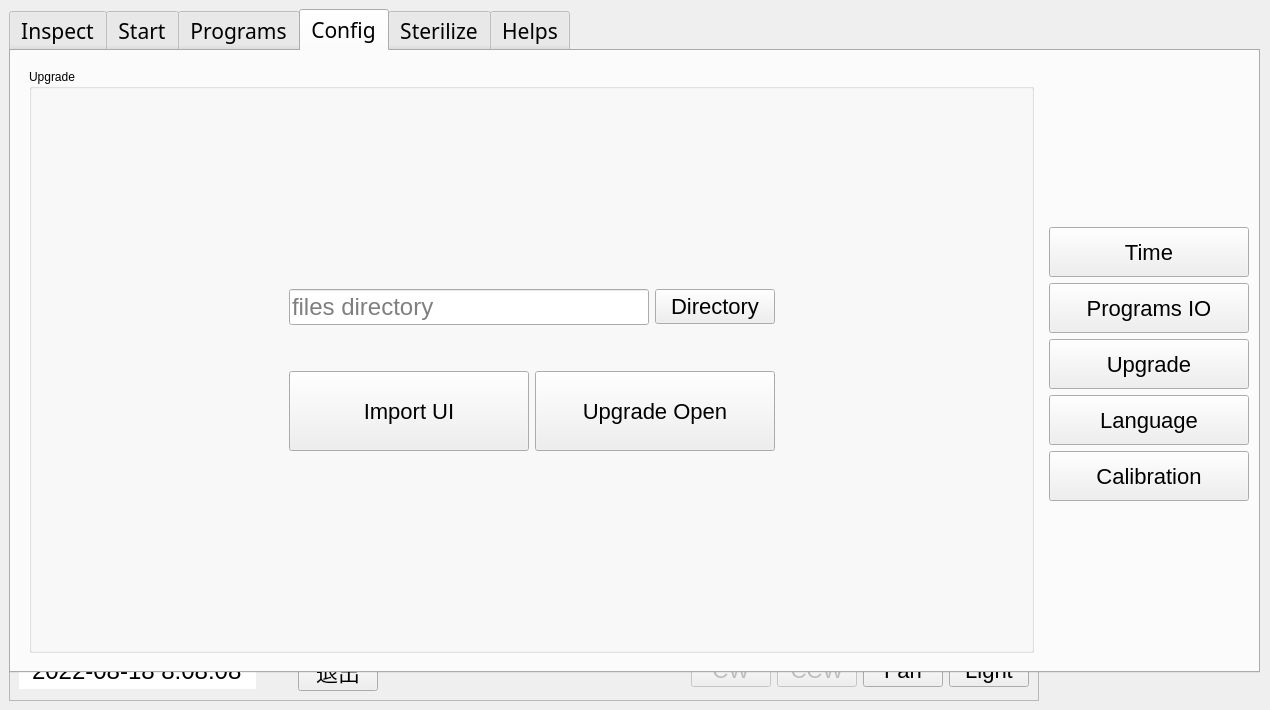
First picture: the form in domains/ui/designer/main.ui, repository addingding/Extractor, before the edit.
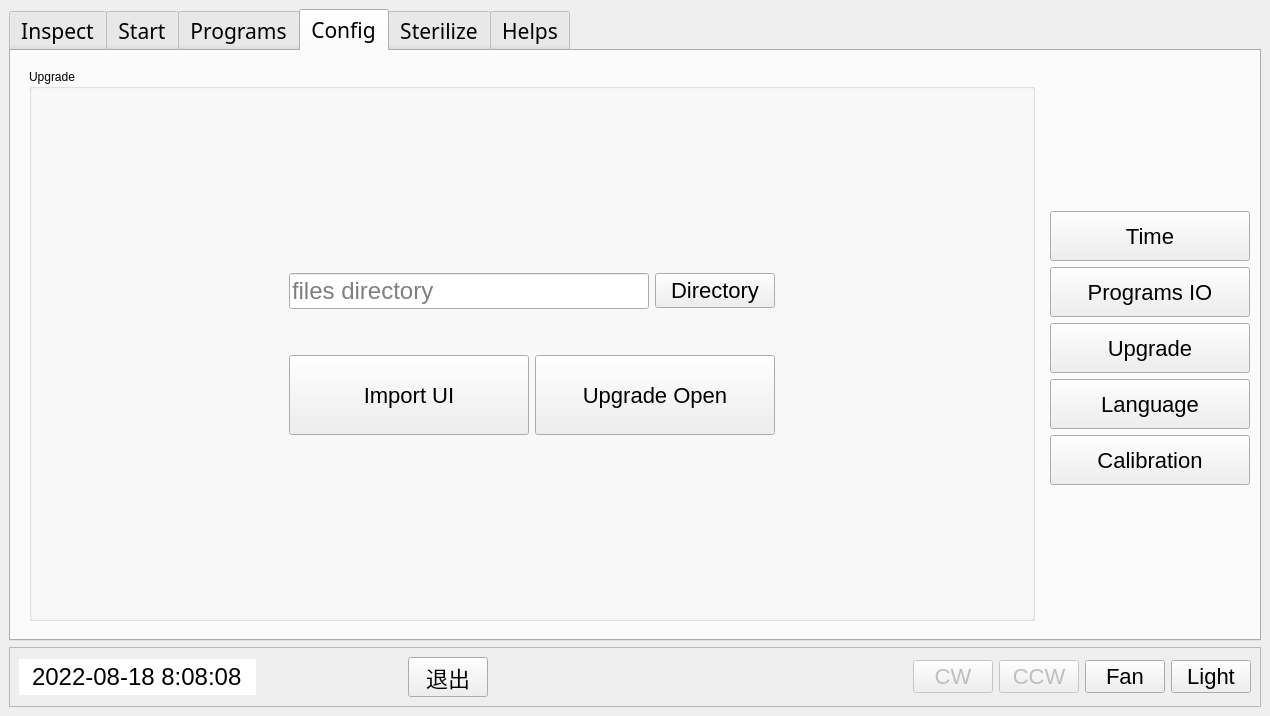
Second picture: the form after the edit.

Commit message: fix: button window logic

```diff
--- a/domains/ui/designer/main.ui
+++ b/domains/ui/designer/main.ui
@@ -32,239 +32,9 @@
    <bool>false</bool>
   </property>
   <widget class="QWidget" name="centralwidget">
-   <widget class="QFrame" name="frame">
-    <property name="geometry">
-     <rect>
-      <x>9</x>
-      <y>641</y>
-      <width>1030</width>
-      <height>60</height>
-     </rect>
-    </property>
-    <property name="sizePolicy">
-     <sizepolicy hsizetype="Preferred" vsizetype="Minimum">
-      <horstretch>0</horstretch>
-      <verstretch>0</verstretch>
-     </sizepolicy>
-    </property>
-    <property name="minimumSize">
-     <size>
-      <width>960</width>
-      <height>60</height>
-     </size>
-    </property>
-    <property name="font">
-     <font>
-      <family>Arial</family>
-      <pointsize>12</pointsize>
-     </font>
-    </property>
-    <property name="styleSheet">
-     <string notr="true">QPushButton{font:22px;}</string>
-    </property>
-    <property name="frameShape">
-     <enum>QFrame::StyledPanel</enum>
-    </property>
-    <property name="frameShadow">
-     <enum>QFrame::Raised</enum>
-    </property>
-    <layout class="QHBoxLayout" name="horizontalLayout">
-     <item>
-      <widget class="QDateTimeEdit" name="dateTimeEdit">
-       <property name="sizePolicy">
-        <sizepolicy hsizetype="Preferred" vsizetype="Fixed">
-         <horstretch>0</horstretch>
-         <verstretch>0</verstretch>
-        </sizepolicy>
-       </property>
-       <property name="font">
-        <font>
-         <family>Arial</family>
-         <pointsize>18</pointsize>
-         <kerning>false</kerning>
-        </font>
-       </property>
-       <property name="autoFillBackground">
-        <bool>false</bool>
-       </property>
-       <property name="styleSheet">
-        <string notr="true"/>
-       </property>
-       <property name="wrapping">
-        <bool>false</bool>
-       </property>
-       <property name="frame">
-        <bool>false</bool>
-       </property>
-       <property name="alignment">
-        <set>Qt::AlignCenter</set>
-       </property>
-       <property name="readOnly">
-        <bool>true</bool>
-       </property>
-       <property name="buttonSymbols">
-        <enum>QAbstractSpinBox::NoButtons</enum>
-       </property>
-       <property name="specialValueText">
-        <string notr="true"/>
-       </property>
-       <property name="accelerated">
-        <bool>false</bool>
-       </property>
-       <property name="keyboardTracking">
-        <bool>false</bool>
-       </property>
-       <property name="showGroupSeparator" stdset="0">
-        <bool>false</bool>
-       </property>
-       <property name="dateTime">
-        <datetime>
-         <hour>8</hour>
-         <minute>8</minute>
-         <second>8</second>
-         <year>2022</year>
-         <month>8</month>
-         <day>18</day>
-        </datetime>
-       </property>
-       <property name="currentSection">
-        <enum>QDateTimeEdit::YearSection</enum>
-       </property>
-       <property name="displayFormat">
-        <string notr="true">yyyy-MM-dd H:mm:ss</string>
-       </property>
-       <property name="currentSectionIndex">
-        <number>0</number>
-       </property>
-      </widget>
-     </item>
-     <item>
-      <spacer name="horizontalSpacer_5">
-       <property name="orientation">
-        <enum>Qt::Horizontal</enum>
-       </property>
-       <property name="sizeHint" stdset="0">
-        <size>
-         <width>40</width>
-         <height>20</height>
-        </size>
-       </property>
-      </spacer>
-     </item>
-     <item>
-      <widget class="QPushButton" name="pushButton">
-       <property name="sizePolicy">
-        <sizepolicy hsizetype="Preferred" vsizetype="Fixed">
-         <horstretch>0</horstretch>
-         <verstretch>0</verstretch>
-        </sizepolicy>
-       </property>
-       <property name="text">
-        <string>退出</string>
-       </property>
-      </widget>
-     </item>
-     <item>
-      <spacer name="horizontalSpacer_6">
-       <property name="orientation">
-        <enum>Qt::Horizontal</enum>
-       </property>
-       <property name="sizeHint" stdset="0">
-        <size>
-         <width>40</width>
-         <height>20</height>
-        </size>
-       </property>
-      </spacer>
-     </item>
-     <item>
-      <spacer name="horizontalSpacer">
-       <property name="orientation">
-        <enum>Qt::Horizontal</enum>
-       </property>
-       <property name="sizeHint" stdset="0">
-        <size>
-         <width>274</width>
-         <height>20</height>
-        </size>
-       </property>
-      </spacer>
-     </item>
-     <item>
-      <widget class="QPushButton" name="pushButton_2">
-       <property name="enabled">
-        <bool>false</bool>
-       </property>
-       <property name="sizePolicy">
-        <sizepolicy hsizetype="Preferred" vsizetype="Fixed">
-         <horstretch>0</horstretch>
-         <verstretch>0</verstretch>
-        </sizepolicy>
-       </property>
-       <property name="text">
-        <string>CW</string>
-       </property>
-      </widget>
-     </item>
-     <item>
-      <widget class="QPushButton" name="pushButton_3">
-       <property name="enabled">
-        <bool>false</bool>
-       </property>
-       <property name="sizePolicy">
-        <sizepolicy hsizetype="Preferred" vsizetype="Fixed">
-         <horstretch>0</horstretch>
-         <verstretch>0</verstretch>
-        </sizepolicy>
-       </property>
-       <property name="text">
-        <string>CCW</string>
-       </property>
-      </widget>
-     </item>
-     <item>
-      <widget class="QPushButton" name="pushButton_4">
-       <property name="sizePolicy">
-        <sizepolicy hsizetype="Preferred" vsizetype="Fixed">
-         <horstretch>0</horstretch>
-         <verstretch>0</verstretch>
-        </sizepolicy>
-       </property>
-       <property name="text">
-        <string>Fan</string>
-       </property>
-       <property name="checkable">
-        <bool>true</bool>
-       </property>
-      </widget>
-     </item>
-     <item>
-      <widget class="QPushButton" name="pushButton_5">
-       <property name="sizePolicy">
-        <sizepolicy hsizetype="Preferred" vsizetype="Fixed">
-         <horstretch>0</horstretch>
-         <verstretch>0</verstretch>
-        </sizepolicy>
-       </property>
-       <property name="text">
-        <string>Light</string>
-       </property>
-       <property name="checkable">
-        <bool>true</bool>
-       </property>
-      </widget>
-     </item>
-    </layout>
-   </widget>
+   <layout class="QGridLayout" name="gridLayout_21">
+    <item row="0" column="0">
    <widget class="QTabWidget" name="tabWidget">
-    <property name="geometry">
-     <rect>
-      <x>9</x>
-      <y>9</y>
-      <width>1251</width>
-      <height>664</height>
-     </rect>
-    </property>
     <property name="sizePolicy">
      <sizepolicy hsizetype="Expanding" vsizetype="Expanding">
       <horstretch>0</horstretch>
@@ -2095,7 +1865,7 @@
                <property name="sizeHint" stdset="0">
                 <size>
                  <width>20</width>
-                 <height>189</height>
+                   <height>170</height>
                 </size>
                </property>
               </spacer>
@@ -2107,7 +1877,7 @@
                </property>
                <property name="sizeHint" stdset="0">
                 <size>
-                 <width>239</width>
+                   <width>240</width>
                  <height>20</height>
                 </size>
                </property>
@@ -2229,7 +1999,7 @@
                <property name="sizeHint" stdset="0">
                 <size>
                  <width>20</width>
-                 <height>188</height>
+                   <height>169</height>
                 </size>
                </property>
               </spacer>
@@ -3167,6 +2937,226 @@
      </layout>
     </widget>
    </widget>
+    </item>
+    <item row="1" column="0">
+     <widget class="QFrame" name="frame">
+      <property name="sizePolicy">
+       <sizepolicy hsizetype="Preferred" vsizetype="Minimum">
+        <horstretch>0</horstretch>
+        <verstretch>0</verstretch>
+       </sizepolicy>
+      </property>
+      <property name="minimumSize">
+       <size>
+        <width>960</width>
+        <height>60</height>
+       </size>
+      </property>
+      <property name="font">
+       <font>
+        <family>Arial</family>
+        <pointsize>12</pointsize>
+       </font>
+      </property>
+      <property name="styleSheet">
+       <string notr="true">QPushButton{font:22px;}</string>
+      </property>
+      <property name="frameShape">
+       <enum>QFrame::StyledPanel</enum>
+      </property>
+      <property name="frameShadow">
+       <enum>QFrame::Raised</enum>
+      </property>
+      <layout class="QHBoxLayout" name="horizontalLayout">
+       <item>
+        <widget class="QDateTimeEdit" name="dateTimeEdit">
+         <property name="sizePolicy">
+          <sizepolicy hsizetype="Preferred" vsizetype="Fixed">
+           <horstretch>0</horstretch>
+           <verstretch>0</verstretch>
+          </sizepolicy>
+         </property>
+         <property name="font">
+          <font>
+           <family>Arial</family>
+           <pointsize>18</pointsize>
+           <kerning>false</kerning>
+          </font>
+         </property>
+         <property name="autoFillBackground">
+          <bool>false</bool>
+         </property>
+         <property name="styleSheet">
+          <string notr="true"/>
+         </property>
+         <property name="wrapping">
+          <bool>false</bool>
+         </property>
+         <property name="frame">
+          <bool>false</bool>
+         </property>
+         <property name="alignment">
+          <set>Qt::AlignCenter</set>
+         </property>
+         <property name="readOnly">
+          <bool>true</bool>
+         </property>
+         <property name="buttonSymbols">
+          <enum>QAbstractSpinBox::NoButtons</enum>
+         </property>
+         <property name="specialValueText">
+          <string notr="true"/>
+         </property>
+         <property name="accelerated">
+          <bool>false</bool>
+         </property>
+         <property name="keyboardTracking">
+          <bool>false</bool>
+         </property>
+         <property name="showGroupSeparator" stdset="0">
+          <bool>false</bool>
+         </property>
+         <property name="dateTime">
+          <datetime>
+           <hour>8</hour>
+           <minute>8</minute>
+           <second>8</second>
+           <year>2022</year>
+           <month>8</month>
+           <day>18</day>
+          </datetime>
+         </property>
+         <property name="currentSection">
+          <enum>QDateTimeEdit::YearSection</enum>
+         </property>
+         <property name="displayFormat">
+          <string notr="true">yyyy-MM-dd H:mm:ss</string>
+         </property>
+         <property name="currentSectionIndex">
+          <number>0</number>
+         </property>
+        </widget>
+       </item>
+       <item>
+        <spacer name="horizontalSpacer_5">
+         <property name="orientation">
+          <enum>Qt::Horizontal</enum>
+         </property>
+         <property name="sizeHint" stdset="0">
+          <size>
+           <width>40</width>
+           <height>20</height>
+          </size>
+         </property>
+        </spacer>
+       </item>
+       <item>
+        <widget class="QPushButton" name="pushButton">
+         <property name="sizePolicy">
+          <sizepolicy hsizetype="Preferred" vsizetype="Fixed">
+           <horstretch>0</horstretch>
+           <verstretch>0</verstretch>
+          </sizepolicy>
+         </property>
+         <property name="text">
+          <string>退出</string>
+         </property>
+        </widget>
+       </item>
+       <item>
+        <spacer name="horizontalSpacer_6">
+         <property name="orientation">
+          <enum>Qt::Horizontal</enum>
+         </property>
+         <property name="sizeHint" stdset="0">
+          <size>
+           <width>40</width>
+           <height>20</height>
+          </size>
+         </property>
+        </spacer>
+       </item>
+       <item>
+        <spacer name="horizontalSpacer">
+         <property name="orientation">
+          <enum>Qt::Horizontal</enum>
+         </property>
+         <property name="sizeHint" stdset="0">
+          <size>
+           <width>274</width>
+           <height>20</height>
+          </size>
+         </property>
+        </spacer>
+       </item>
+       <item>
+        <widget class="QPushButton" name="pushButton_2">
+         <property name="enabled">
+          <bool>false</bool>
+         </property>
+         <property name="sizePolicy">
+          <sizepolicy hsizetype="Preferred" vsizetype="Fixed">
+           <horstretch>0</horstretch>
+           <verstretch>0</verstretch>
+          </sizepolicy>
+         </property>
+         <property name="text">
+          <string>CW</string>
+         </property>
+        </widget>
+       </item>
+       <item>
+        <widget class="QPushButton" name="pushButton_3">
+         <property name="enabled">
+          <bool>false</bool>
+         </property>
+         <property name="sizePolicy">
+          <sizepolicy hsizetype="Preferred" vsizetype="Fixed">
+           <horstretch>0</horstretch>
+           <verstretch>0</verstretch>
+          </sizepolicy>
+         </property>
+         <property name="text">
+          <string>CCW</string>
+         </property>
+        </widget>
+       </item>
+       <item>
+        <widget class="QPushButton" name="pushButton_4">
+         <property name="sizePolicy">
+          <sizepolicy hsizetype="Preferred" vsizetype="Fixed">
+           <horstretch>0</horstretch>
+           <verstretch>0</verstretch>
+          </sizepolicy>
+         </property>
+         <property name="text">
+          <string>Fan</string>
+         </property>
+         <property name="checkable">
+          <bool>true</bool>
+         </property>
+        </widget>
+       </item>
+       <item>
+        <widget class="QPushButton" name="pushButton_5">
+         <property name="sizePolicy">
+          <sizepolicy hsizetype="Preferred" vsizetype="Fixed">
+           <horstretch>0</horstretch>
+           <verstretch>0</verstretch>
+          </sizepolicy>
+         </property>
+         <property name="text">
+          <string>Light</string>
+         </property>
+         <property name="checkable">
+          <bool>true</bool>
+         </property>
+        </widget>
+       </item>
+      </layout>
+     </widget>
+    </item>
+   </layout>
   </widget>
  </widget>
  <resources/>
```
Lines whose indentation alone changed are shown as unchanged. The commit also changes 2 other files.
